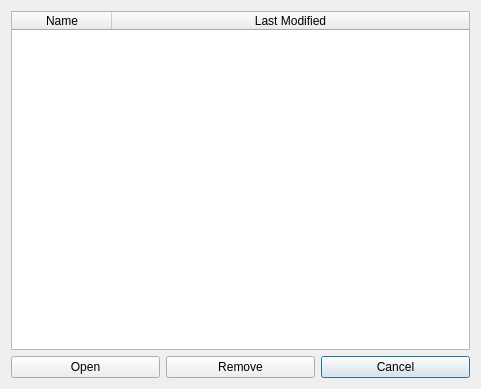
First picture: the form in Patients/Resources/UI/PatientListDialog.ui, repository NousNav/SlicerOpenNav, before the edit.
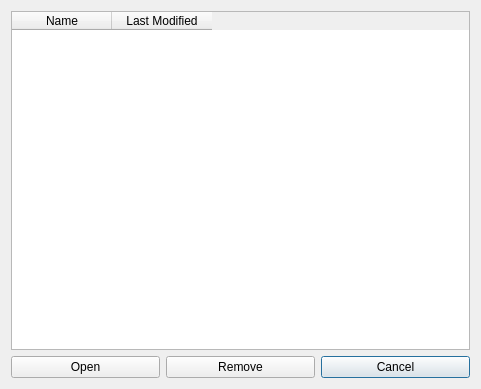
Second picture: the form after the edit.

Commit message:
ENH: Improve appearance of cases list
- change date format
- change sizing of columns

For #358

```diff
--- a/Patients/Resources/UI/PatientListDialog.ui
+++ b/Patients/Resources/UI/PatientListDialog.ui
@@ -25,9 +25,18 @@
      <property name="selectionBehavior">
       <enum>QAbstractItemView::SelectRows</enum>
      </property>
-     <attribute name="horizontalHeaderStretchLastSection">
+     <attribute name="horizontalHeaderCascadingSectionResizes">
+      <bool>false</bool>
+     </attribute>
+     <attribute name="horizontalHeaderMinimumSectionSize">
+      <number>60</number>
+     </attribute>
+     <attribute name="horizontalHeaderHighlightSections">
       <bool>true</bool>
      </attribute>
+     <attribute name="horizontalHeaderStretchLastSection">
+      <bool>false</bool>
+     </attribute>
      <attribute name="verticalHeaderVisible">
       <bool>false</bool>
      </attribute>
```
Left out of the diff: 3 changed lines with no effect on the pictures. The commit also changes 3 other files.
